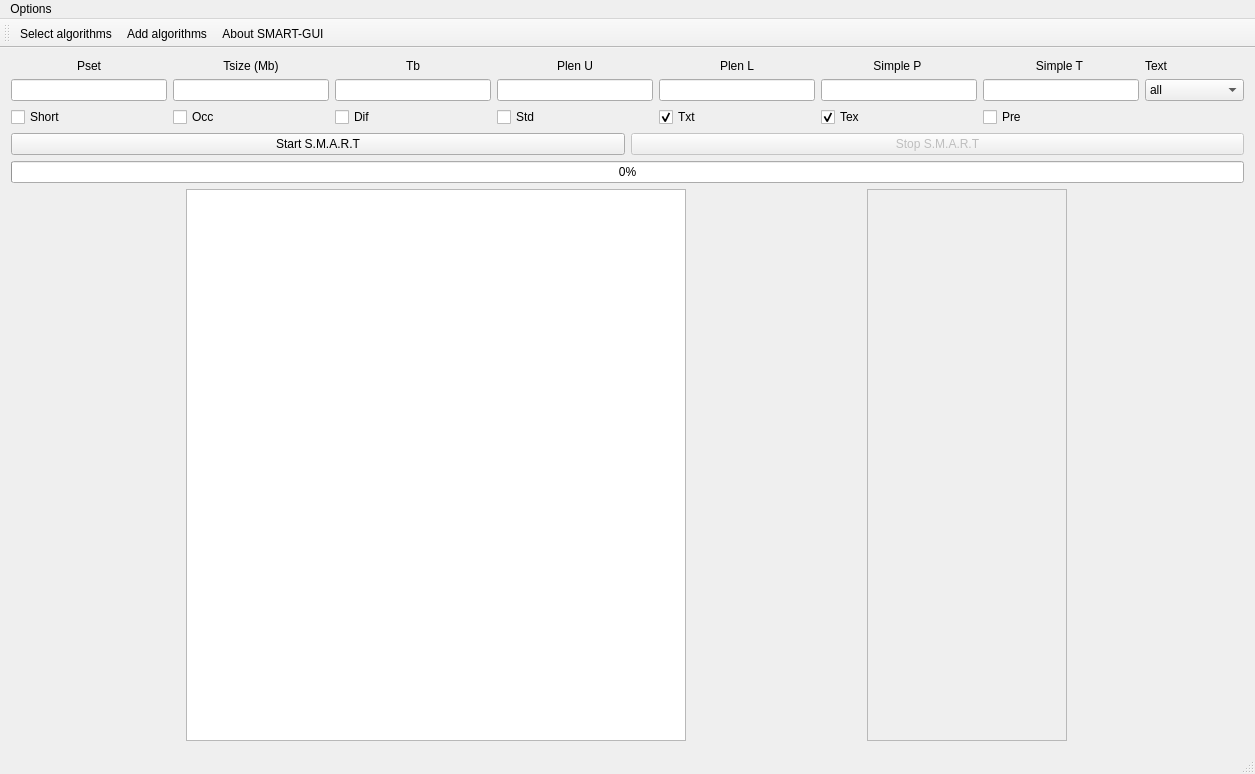
Qt form SMART-GUI-V2/mainwindow.ui (smart-tool/smart-gui) before a commit.
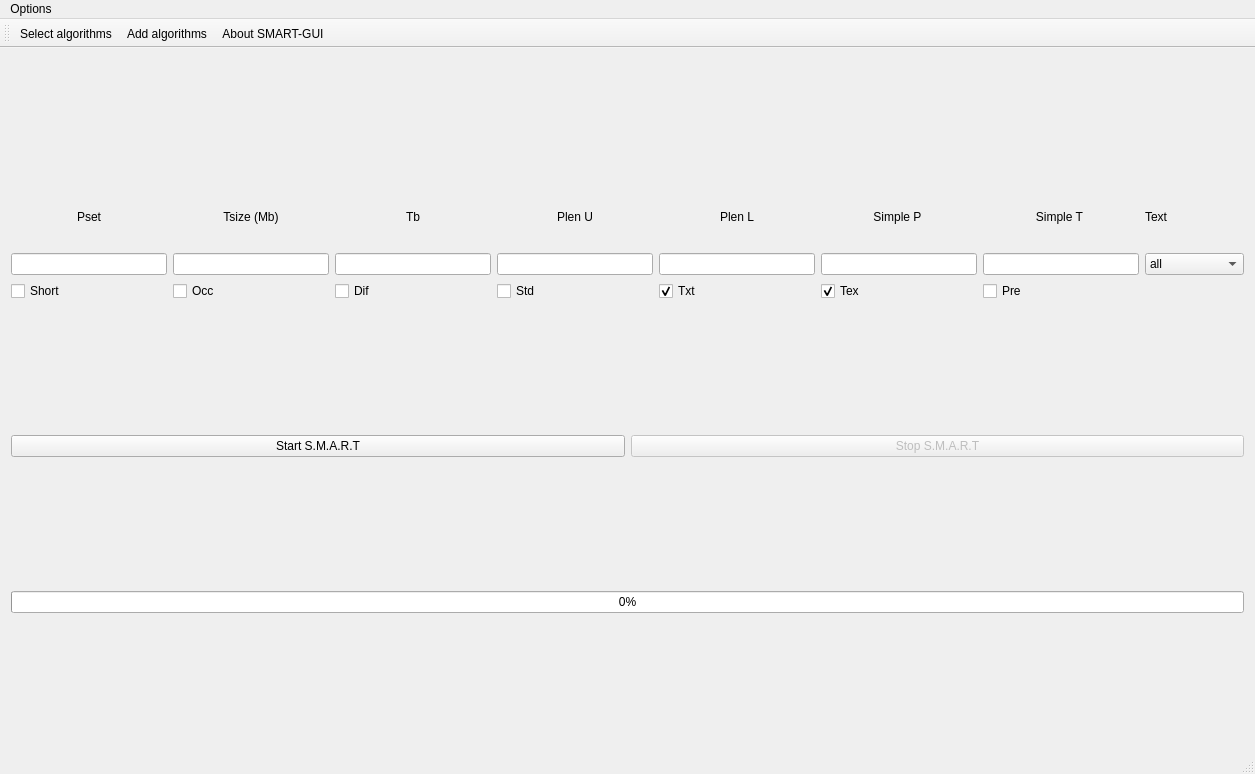
The same form after that commit.

Commit message: Implemented tabs for history of experiment. Implemented tabs for 'all' text. The code need a refactory! Waiting for the order of text execute . . . (Remember to fix the progress bar for 'all').

The edit to the form file:
```diff
--- a/SMART-GUI-V2/mainwindow.ui
+++ b/SMART-GUI-V2/mainwindow.ui
@@ -363,79 +363,6 @@
       <property name="sizeConstraint">
        <enum>QLayout::SetFixedSize</enum>
       </property>
-      <item>
-       <widget class="QTextEdit" name="fakeTerminal_textEdit">
-        <property name="minimumSize">
-         <size>
-          <width>380</width>
-          <height>0</height>
-         </size>
-        </property>
-        <property name="maximumSize">
-         <size>
-          <width>500</width>
-          <height>16777215</height>
-         </size>
-        </property>
-        <property name="focusPolicy">
-         <enum>Qt::WheelFocus</enum>
-        </property>
-        <property name="acceptDrops">
-         <bool>false</bool>
-        </property>
-        <property name="layoutDirection">
-         <enum>Qt::LeftToRight</enum>
-        </property>
-        <property name="readOnly">
-         <bool>true</bool>
-        </property>
-        <property name="html">
-         <string>&lt;!DOCTYPE HTML PUBLIC &quot;-//W3C//DTD HTML 4.0//EN&quot; &quot;http://www.w3.org/TR/REC-html40/strict.dtd&quot;&gt;
-&lt;html&gt;&lt;head&gt;&lt;meta name=&quot;qrichtext&quot; content=&quot;1&quot; /&gt;&lt;style type=&quot;text/css&quot;&gt;
-p, li { white-space: pre-wrap; }
-&lt;/style&gt;&lt;/head&gt;&lt;body style=&quot; font-family:'Ubuntu'; font-size:11pt; font-weight:400; font-style:normal;&quot;&gt;
-&lt;p style=&quot;-qt-paragraph-type:empty; margin-top:0px; margin-bottom:0px; margin-left:0px; margin-right:0px; -qt-block-indent:0; text-indent:0px;&quot;&gt;&lt;br /&gt;&lt;/p&gt;&lt;/body&gt;&lt;/html&gt;</string>
-        </property>
-       </widget>
-      </item>
-      <item>
-       <layout class="QVBoxLayout" name="layoutWebView"/>
-      </item>
-      <item>
-       <widget class="QScrollArea" name="scrollArea">
-        <property name="minimumSize">
-         <size>
-          <width>130</width>
-          <height>0</height>
-         </size>
-        </property>
-        <property name="maximumSize">
-         <size>
-          <width>200</width>
-          <height>16777215</height>
-         </size>
-        </property>
-        <property name="autoFillBackground">
-         <bool>true</bool>
-        </property>
-        <property name="styleSheet">
-         <string notr="true"/>
-        </property>
-        <property name="widgetResizable">
-         <bool>true</bool>
-        </property>
-        <widget class="QWidget" name="activeAlgo_scrollArea">
-         <property name="geometry">
-          <rect>
-           <x>0</x>
-           <y>0</y>
-           <width>198</width>
-           <height>524</height>
-          </rect>
-         </property>
-        </widget>
-       </widget>
-      </item>
      </layout>
     </item>
    </layout>
```
The commit also changes 2 other files.
